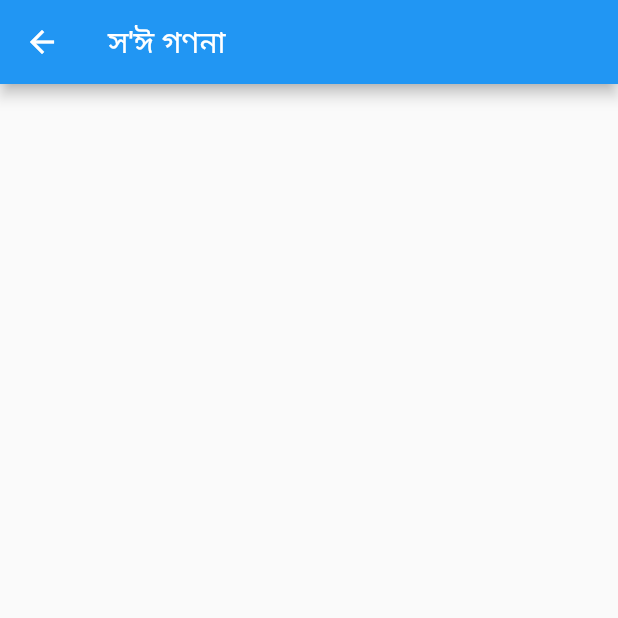
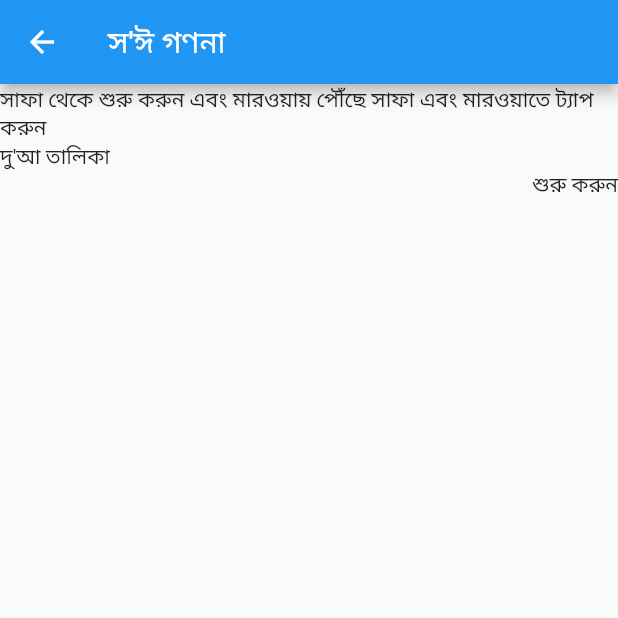
Before and after one commit to NewazRedoy/hajj-app, a Flutter app: the SaiCount screen opened directly, on a phone screen of 412 x 824 dp, the top half of it. Run offline on Flutter 3.47's test engine with Material 2 defaults, Android fonts, the phone set to English and light mode, and no system bars; our stand-ins replace sqflite; accounts and stored records are empty.

Commit message:
changes in sie and tawaf count pages

```diff
--- a/lib/screen/SieCountPage.dart
+++ b/lib/screen/SieCountPage.dart
@@ -12,7 +12,26 @@ class _SaiCountState extends State<SaiCount> {
       appBar: AppBar(
         title: Text("স'ঈ গণনা"),
       ),
-      body: Container(),
+      body: Column(
+        children: <Widget>[
+          Container(
+            alignment: Alignment.topCenter,
+            child: Text("সাফা থেকে শুরু করুন এবং মারওয়ায় পৌঁছে সাফা এবং মারওয়াতে ট্যাপ করুন"),
+          ),
+          InkWell( onTap:() {},
+            child: Container(
+              alignment: Alignment.bottomLeft,
+              child: Text("দু'আ তালিকা"),
+            ),
+          ),
+          InkWell( onTap:() {},
+            child: Container(
+              alignment: Alignment.bottomRight,
+              child: Text("শুরু করুন"),
+            ),
+          )
+        ],
+      ),
     );
   }
 }
```
Also changed, not shown: lib/screen/TawafCountPage.dart (+19 -1 lines), 1 other file.
